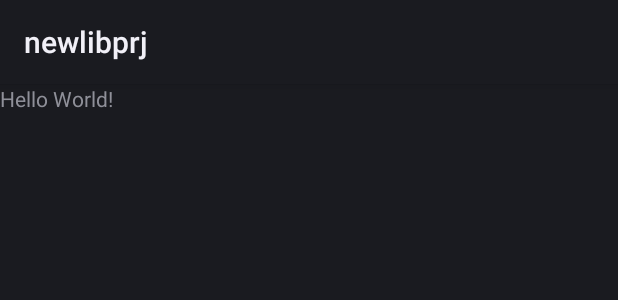
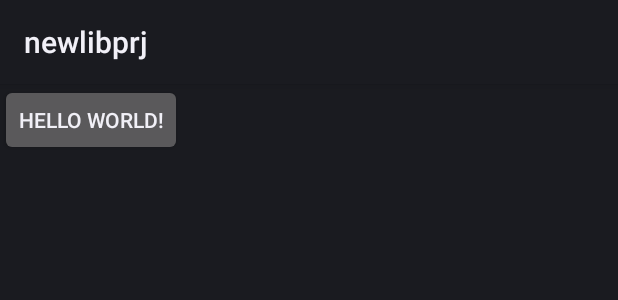
Before and after one commit to sanjaymobpair/InstallTrackLib, an Android app: the layout activity_main.xml on its own in the app's theme, with its tools: preview values and no code run, on a phone screen of 412 x 824 dp. Shown: the top 300 px of the screen. Run offline under Robolectric (Android 15) with nearby library versions, the phone set to English and light mode, and no system bars.

```diff
--- a/app/src/main/java/mobpair/com/newlibprj/MyFirebaseInstanceIDService.java
+++ b/app/src/main/java/mobpair/com/newlibprj/MyFirebaseInstanceIDService.java
@@ -5,6 +5,7 @@ package mobpair.com.newlibprj;
  */
 
 import android.util.Log;
+import android.widget.Toast;
 
 import com.google.firebase.iid.FirebaseInstanceId;
 import com.google.firebase.iid.FirebaseInstanceIdService;
--- a/app/src/main/res/layout/activity_main.xml
+++ b/app/src/main/res/layout/activity_main.xml
@@ -6,7 +6,8 @@
     android:layout_height="match_parent"
     tools:context=".MainActivity">
 
-    <TextView
+    <Button
+        android:id="@+id/btn"
         android:layout_width="wrap_content"
         android:layout_height="wrap_content"
         android:text="Hello World!" />
--- a/mylibrary/src/main/java/mobpair/com/mylibrary/InstallTrack/ApplicationLifecycleHandler.java
+++ b/mylibrary/src/main/java/mobpair/com/mylibrary/InstallTrack/ApplicationLifecycleHandler.java
@@ -94,12 +94,9 @@ public class ApplicationLifecycleHandler implements Application.ActivityLifecycl
 
                     if (isInstall) {
                         new Util.callapi(fcmtoken, apikey, serverkey, useragent, clickId, eventId, domainendpoint).execute();
-                    } else {
-
                     }
                     Log.d(TAG, "onActivityResumed : NotEquals");
                 }
-
             }
             Log.d(TAG, "app went to foreground");
             isInBackground = false;
--- a/mylibrary/src/main/java/mobpair/com/mylibrary/InstallTrack/InternetConnectionClass.java
+++ b/mylibrary/src/main/java/mobpair/com/mylibrary/InstallTrack/InternetConnectionClass.java
@@ -29,8 +29,7 @@ public class InternetConnectionClass {
 
             assert connectivityManager != null;
             NetworkInfo networkInfo = connectivityManager.getActiveNetworkInfo();
-            connected = networkInfo != null && networkInfo.isAvailable() &&
-                    networkInfo.isConnected();
+            connected = networkInfo != null && networkInfo.isAvailable() && networkInfo.isConnected();
             return connected;
         } catch (Exception e) {
             Log.d("connectivity", e.toString());
```
Also changed, not shown: app/src/main/java/mobpair/com/newlibprj/MainActivity.java (+13 -0 lines), mylibrary/src/main/java/mobpair/com/mylibrary/InstallTrack/TrackLib.java (+20 -1 lines).
